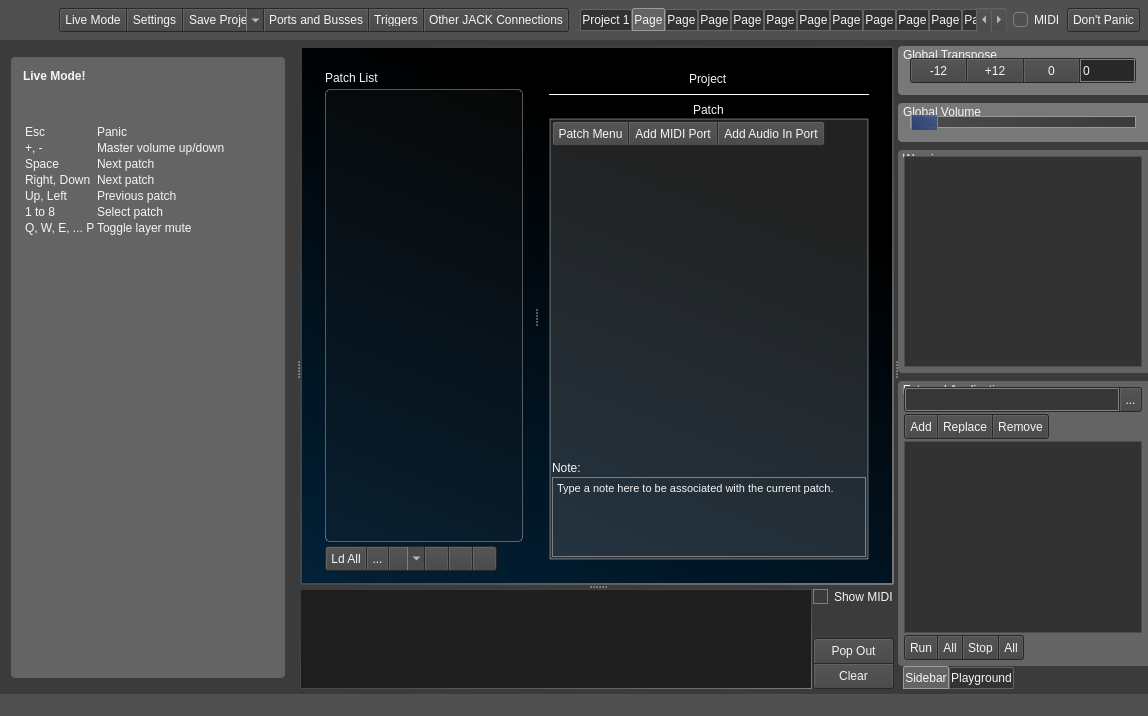
noedigcode/konfyt, file src/mainwindow.ui: the form before one commit.
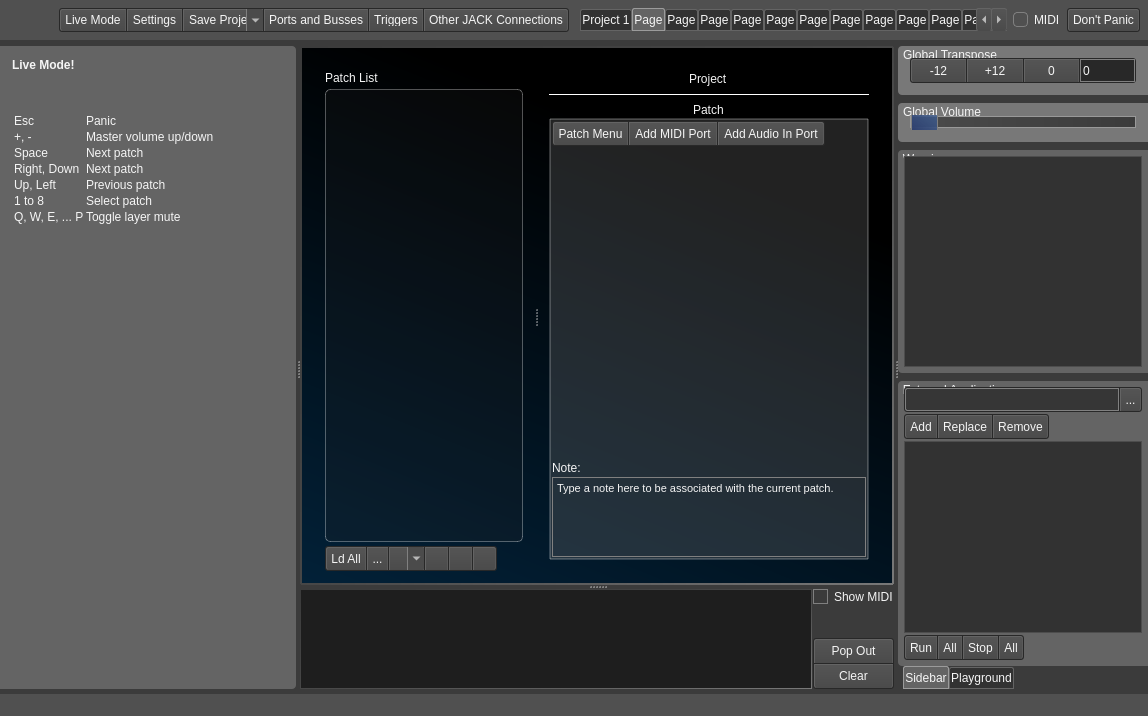
The form after the commit. The open tabs and pages were chosen to show the change. Icons and pictures are not drawn.

Commit message: Tested with new carla-git; Fixed live groupbox layoud in GUI.

Diff of the .ui file:
```diff
--- a/src/mainwindow.ui
+++ b/src/mainwindow.ui
@@ -950,7 +950,7 @@
         </size>
        </property>
        <property name="currentIndex">
-        <number>0</number>
+        <number>1</number>
        </property>
        <widget class="QWidget" name="pageLibrary">
         <layout class="QGridLayout" name="gridLayout_6">
@@ -1639,15 +1639,33 @@
        </widget>
        <widget class="QWidget" name="page_Live">
         <layout class="QGridLayout" name="gridLayout_7">
+         <property name="leftMargin">
+          <number>0</number>
+         </property>
+         <property name="topMargin">
+          <number>0</number>
+         </property>
+         <property name="rightMargin">
+          <number>0</number>
+         </property>
+         <property name="bottomMargin">
+          <number>0</number>
+         </property>
+         <property name="horizontalSpacing">
+          <number>0</number>
+         </property>
          <item row="0" column="0">
-          <widget class="QGroupBox" name="groupBox_25">
+          <widget class="QGroupBox" name="groupBox_Live">
            <property name="styleSheet">
-            <string notr="true">QGroupBox{
+            <string notr="true">QGroupBox#groupBox_Live{
 	background-color: rgba(100,100,100, 255);
 	border: 0px solid;
-	border-radius: 4px;
+	border-top-left-radius: 0px;
+    border-bottom-left-radius: 0px;
+    border-top-right-radius: 4px;
+    border-bottom-right-radius: 4px;
 	margin-top: 0ex;
-	padding-top: 2ex;
+	padding-top: 0ex;
 }</string>
            </property>
            <property name="title">
```
The commit also changes 1 other file.
